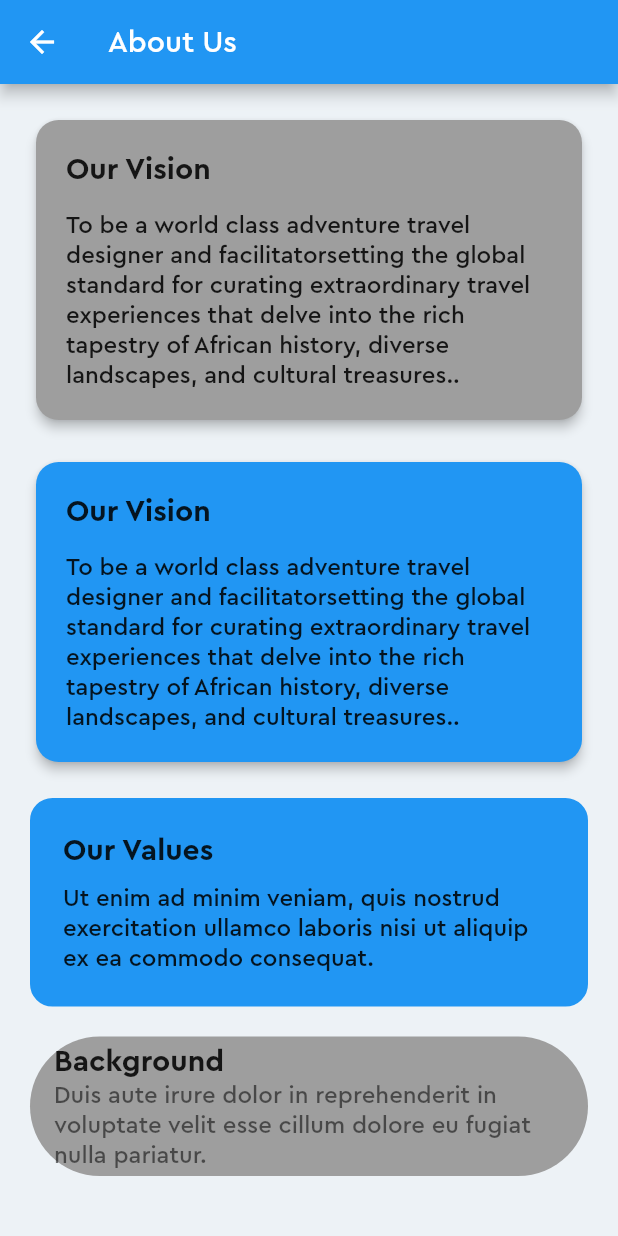
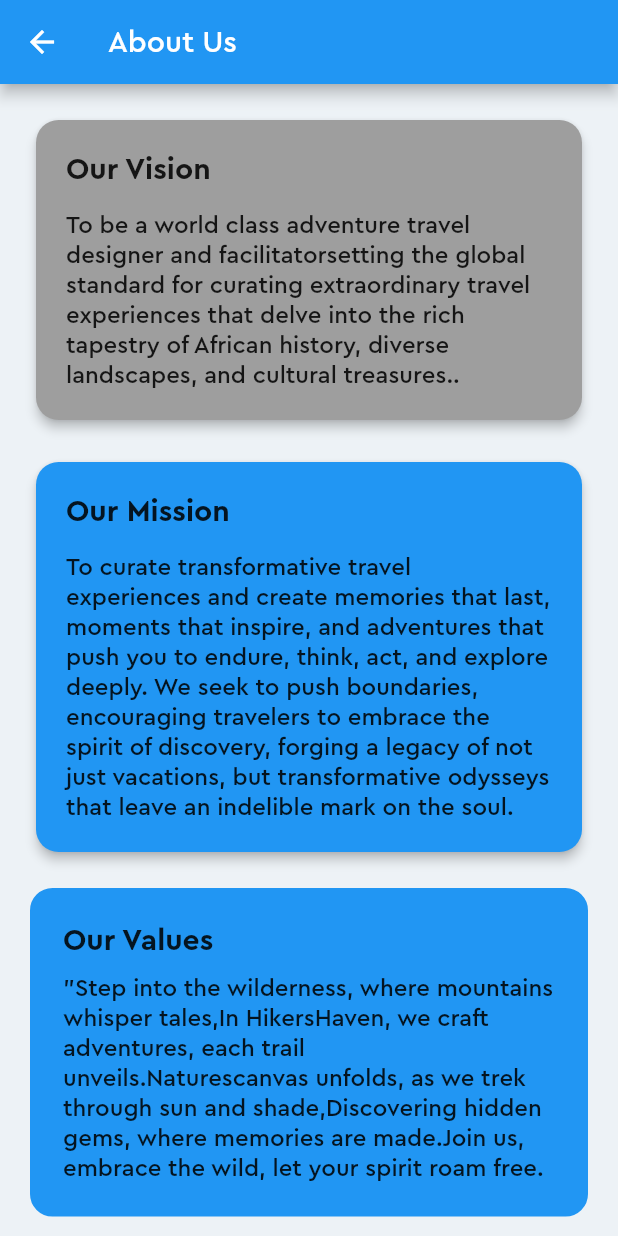
Before and after one commit to njogubless/HikersAfrique, a Flutter app: the AboutUsPage screen opened directly, on a phone screen of 412 x 824 dp. Run offline on Flutter 3.47's test engine with Material 2 defaults, Android fonts, the phone set to English and light mode, and no system bars; our stand-ins replace cloud_firestore, curved_navigation_bar, email_validator, firebase_auth, firebase_core, firebase_storage and 5 more; missing offline and left inert: dart:ffi; accounts and stored records are empty.

Commit message:
worked on the feedback module,modified the about and help pages

```diff
--- a/lib/main.dart
+++ b/lib/main.dart
@@ -1,4 +1,4 @@
-// ignore_for_file: prefer_const_constructors
+// ignore_for_file: prefer_const_constructors, unused_import
 
 import 'package:firebase_core/firebase_core.dart';
 import 'package:flutter/material.dart';
--- a/lib/screens/admin/partners.dart
+++ b/lib/screens/admin/partners.dart
@@ -1,6 +1,8 @@
 import 'package:flutter/material.dart';
 import 'package:hikersafrique/models/event.dart';
+// ignore: unused_import
 import 'package:hikersafrique/screens/home/homepages/feedback.dart';
+import 'package:hikersafrique/screens/home/homepages/feedback_list.dart';
 import 'package:hikersafrique/services/auth.dart';
 import 'package:hikersafrique/services/auth_notifier.dart';
 import 'package:hikersafrique/services/database.dart';
@@ -79,7 +81,7 @@ class PartnersPage extends StatelessWidget {
                     Navigator.push(
                         context,
                         MaterialPageRoute(
-                            builder: (context) => const FeedbackDialog()));
+                            builder: (context) => const FeedbackListScreen()));
                   }),
               Container(
                 height: 100,
@@ -198,6 +200,7 @@ class _PartnerConfirmationPageState extends State<PartnerConfirmationPage> {
   String _selectedPartnerType = 'Sponsor'; // Default partner type
   final TextEditingController _partnerNameController = TextEditingController();
 
+  // ignore: unused_field
   final GlobalKey<ScaffoldMessengerState> _scaffoldKey =
       GlobalKey<ScaffoldMessengerState>();
 
@@ -261,6 +264,7 @@ class _PartnerConfirmationPageState extends State<PartnerConfirmationPage> {
                     await FirebaseFirestore.instance
                         .collection('partnerships')
                         .add({
+                      'eventName':widget.event.eventName,
                       'eventId': widget.event.eventID,
                       'partnerName': _partnerNameController.text,
                       'partnerType': _selectedPartnerType,
--- a/lib/screens/event_manager/event_manager_home.dart
+++ b/lib/screens/event_manager/event_manager_home.dart
@@ -2,7 +2,9 @@ import 'package:flutter/material.dart';
 import 'package:hikersafrique/models/event.dart';
 import 'package:hikersafrique/screens/event_manager/add_event.dart';
 import 'package:hikersafrique/screens/event_manager/edit_event.dart';
+// ignore: unused_import
 import 'package:hikersafrique/screens/home/homepages/feedback.dart';
+import 'package:hikersafrique/screens/home/homepages/feedback_list.dart';
 import 'package:hikersafrique/services/auth.dart';
 import 'package:hikersafrique/services/auth_notifier.dart';
 import 'package:hikersafrique/services/database.dart';
@@ -85,7 +87,7 @@ class _EventManagerHomeState extends State<EventManagerHome> {
                     Navigator.push(
                         context,
                         MaterialPageRoute(
-                            builder: (context) => const FeedbackDialog()));
+                            builder: (context) => const FeedbackListScreen()));
                   }),
               Container(
                 height: 100,
--- a/lib/screens/finance transactions/payment_page.dart
+++ b/lib/screens/finance transactions/payment_page.dart
@@ -55,7 +55,9 @@ class _PaymentPageState extends State<PaymentPage> {
   final TextEditingController _ticketCountController = TextEditingController();
   final TextEditingController _costController = TextEditingController();
   final TextEditingController _mpesaCodeController = TextEditingController();
+  // ignore: unused_field
   final TextEditingController _clientNameController = TextEditingController();
+  // ignore: unused_field
   final TextEditingController _emailController = TextEditingController();
   final TextEditingController eventController = TextEditingController();
   final TextEditingController amountPaidController = TextEditingController();
--- a/lib/screens/finance_manager/finance_manager_home.dart
+++ b/lib/screens/finance_manager/finance_manager_home.dart
@@ -1,6 +1,8 @@
 import 'package:flutter/material.dart';
 import 'package:hikersafrique/screens/finance_manager/payment_model.dart';
+// ignore: unused_import
 import 'package:hikersafrique/screens/home/homepages/feedback.dart';
+import 'package:hikersafrique/screens/home/homepages/feedback_list.dart';
 import 'package:hikersafrique/services/auth.dart';
 import 'package:hikersafrique/services/auth_notifier.dart';
 import 'package:hikersafrique/services/database.dart';
@@ -78,7 +80,7 @@ class FinanceManagerHome extends StatelessWidget {
                   Navigator.push(
                       context,
                       MaterialPageRoute(
-                          builder: (context) => const FeedbackDialog()));
+                          builder: (context) => const FeedbackListScreen()));
                 },
               ),
               Container(
@@ -220,7 +222,7 @@ class _PaymentDetailsScreenState extends State<PaymentDetailsScreen> {
             title: 'Rejected Payments',
             payments: _rejectedPayments,
             isEmpty: _rejectedPayments.isEmpty,
-            actionButtonLabel: 'Reject',
+            actionButtonLabel: 'Approve',
             onActionButtonPressed: _approvePayment,
           ),
         ],
--- a/lib/screens/home/client_admin_redirect.dart
+++ b/lib/screens/home/client_admin_redirect.dart
@@ -41,10 +41,10 @@ class ClientAdminRedirect extends StatelessWidget {
         if (user?.role =='logistics'){
           return const LogisticsPage();
         }
-        if (user?.role =='driver'){
+        if (user?.role =='drivers'){
           return const DriversPage();
         }
-        if (user?.role =='guide'){
+        if (user?.role =='guides'){
           return const GuidesPage();
         }
         return const HomeScreen();
--- a/lib/screens/home/homepages/about.dart
+++ b/lib/screens/home/homepages/about.dart
@@ -21,20 +21,26 @@ class _AboutUsState extends State<AboutUsPage> {
           children: [
             CustomServiceCard(
               color: Colors.grey,
-              shape: RoundedRectangleBorder(borderRadius: BorderRadius.circular(15.0)),
+              shape: RoundedRectangleBorder(
+                  borderRadius: BorderRadius.circular(15.0)),
+              title: 'Our Vision',
+              content:
+                  'To be a world class adventure travel designer and facilitator'
+                  'setting the global standard for curating extraordinary travel experiences that delve into the rich tapestry of African history,'
+                  ' diverse landscapes, and cultural treasures..',
             ),
             const SizedBox(height: 20.0),
             CustomServiceCard(
               color: Colors.blue,
-              shape: RoundedRectangleBorder(borderRadius: BorderRadius.circular(15.0)),
+              shape: RoundedRectangleBorder(
+                  borderRadius: BorderRadius.circular(15.0)),
+              title: 'Our Mission',
+              content:
+                  'To curate transformative travel experiences and create memories that last, moments that inspire, and adventures that push you to endure, think, act, and explore deeply. We seek to push boundaries, encouraging travelers to embrace the spirit of discovery, forging a legacy of not just vacations, but transformative odysseys that leave an indelible mark on the soul.',
             ),
             const SizedBox(height: 20.0),
             const CustomMessageBox(
               color: Colors.blue,
-            ),
-            const SizedBox(height: 20.0),
-            const CustomCircularCard(
-              color: Colors.grey,
             ),
           ],
         ),
@@ -46,11 +52,15 @@ class _AboutUsState extends State<AboutUsPage> {
 class CustomServiceCard extends StatelessWidget {
   final Color color;
   final ShapeBorder shape;
+  final String title;
+  final String content;
 
   const CustomServiceCard({
     Key? key,
     required this.color,
     required this.shape,
+    required this.title,
+    required this.content,
   }) : super(key: key);
 
   @override
@@ -59,24 +69,22 @@ class CustomServiceCard extends StatelessWidget {
       elevation: 3.0,
       shape: shape,
       color: color,
-      child: const Padding(
-        padding: EdgeInsets.all(20.0),
+      child: Padding(
+        padding: const EdgeInsets.all(20.0),
         child: Column(
           crossAxisAlignment: CrossAxisAlignment.start,
           children: [
             Text(
-              'Our Vision',
-              style: TextStyle(
+              title,
+              style: const TextStyle(
                 fontSize: 20.0,
                 fontWeight: FontWeight.bold,
               ),
             ),
-            SizedBox(height: 15.0),
+            const SizedBox(height: 15.0),
             Text(
-              'To be a world class adventure travel designer and facilitator'
-              'setting the global standard for curating extraordinary travel experiences that delve into the rich tapestry of African history,'
-              ' diverse landscapes, and cultural treasures..',
-              style: TextStyle(fontSize: 16.0),
+              content,
+              style: const TextStyle(fontSize: 16.0),
             ),
           ],
         ),
@@ -114,7 +122,15 @@ class CustomMessageBox extends StatelessWidget {
           ),
           SizedBox(height: 10.0),
           Text(
-            'Ut enim ad minim veniam, quis nostrud exercitation ullamco laboris nisi ut aliquip ex ea commodo consequat.',
+            '"Step into the wilderness, where mountains whisper tales,'
+            'In Hiker'
+            's'
+            'Haven, we craft adventures, each trail unveils.'
+            'Nature'
+            's'
+            'canvas unfolds, as we trek through sun and shade,'
+            'Discovering hidden gems, where memories are made.'
+            'Join us, embrace the wild, let your spirit roam free.',
             style: TextStyle(fontSize: 16.0),
           ),
         ],
@@ -122,35 +138,3 @@ class CustomMessageBox extends StatelessWidget {
     );
   }
 }
-
-class CustomCircularCard extends StatelessWidget {
-  final Color color;
-
-  const CustomCircularCard({
-    Key? key,
-    required this.color,
-  }) : super(key: key);
-
-  @override
-  Widget build(BuildContext context) {
-    return Container(
-      decoration: BoxDecoration(
-        color: color,
-        borderRadius: BorderRadius.circular(150.0),
-      ),
-      child: const ListTile(
-        title: Text(
-          'Background',
-          style: TextStyle(
-            fontSize: 20.0,
-            fontWeight: FontWeight.bold,
-          ),
-        ),
-        subtitle: Text(
-          'Duis aute irure dolor in reprehenderit in voluptate velit esse cillum dolore eu fugiat nulla pariatur.',
-          style: TextStyle(fontSize: 16.0),
-        ),
-      ),
-    );
-  }
-}
--- a/lib/screens/home/homepages/help.dart
+++ b/lib/screens/home/homepages/help.dart
@@ -1,12 +1,22 @@
 import 'package:flutter/material.dart';
 import 'package:hikersafrique/services/auth_notifier.dart';
 import 'package:provider/provider.dart';
+import 'package:url_launcher/url_launcher.dart';
 
 class HelpPage extends StatelessWidget {
   const HelpPage({Key? key}) : super(key: key);
+  Future<void> launchlink(String link) async {
+    try {
+      await launchUrl(Uri.parse(link), mode: LaunchMode.externalApplication);
+    } catch (error) {
+      // ignore: avoid_print
+      print(error);
+    }
+  }
 
   @override
   Widget build(BuildContext context) {
+    // ignore: unused_local_variable
     final user = Provider.of<AuthNotifier>(context).user!;
 
     return Scaffold(
@@ -14,7 +24,7 @@ class HelpPage extends StatelessWidget {
         iconTheme: const IconThemeData(color: Colors.grey),
         centerTitle: true,
         title: const Text(
-          "HELP PAGE",
+          "HELP CENTRE",
           style: TextStyle(
             color: Colors.black,
           ),
@@ -41,7 +51,7 @@ class HelpPage extends StatelessWidget {
             ),
             const SizedBox(height: 20),
             const Text(
-              '1. Profile Setup:',
+              '1. How to book for an Event:',
               style: TextStyle(
                 fontSize: 18,
                 fontWeight: FontWeight.bold,
@@ -49,13 +59,17 @@ class HelpPage extends StatelessWidget {
             ),
             const SizedBox(height: 10),
             const Text(
-              'To get started, navigate to the Profile tab and complete your profile setup. '
-              'This includes adding your name, email, and a profile picture.',
+              'To book for an event, please follow these steps:\n\n'
+              '1. Log in to your account,\n'
+              '2. Select an event,\n'
+              '3. Book the event,\n'
+              '4. Pay for the event by inputting your M-Pesa code,\n'
+              '5. Download your ticket',
               style: TextStyle(fontSize: 16),
             ),
             const SizedBox(height: 20),
             const Text(
-              '2. Explore Places:',
+              '2. How to send Feedback:',
               style: TextStyle(
                 fontSize: 18,
                 fontWeight: FontWeight.bold,
@@ -63,13 +77,16 @@ class HelpPage extends StatelessWidget {
             ),
             const SizedBox(height: 10),
             const Text(
-              'Discover exciting hiking destinations by tapping on the Explore tab. '
-              'View details of each place, such as location, difficulty level, and user reviews.',
+            'Getting to have your feedack is important for us and this is how you can  do it:\n\n'
+  '1.Log in to your account,\n'
+  '2.You can navigate to the sidemenu on the topleft of the app-screen,\n'
+  '3.Select feedback and write or after paying for an event,\n'
+  '4.click the finish button and you can chose to provide feedback, \n',
               style: TextStyle(fontSize: 16),
             ),
             const SizedBox(height: 20),
             const Text(
-              '3. Plan Your Trip:',
+              '3. How to know more about us',
               style: TextStyle(
                 fontSize: 18,
                 fontWeight: FontWeight.bold,
@@ -77,8 +94,10 @@ class HelpPage extends StatelessWidget {
             ),
             const SizedBox(height: 10),
             const Text(
-              'Use the Trip Planner feature to create your custom hiking itinerary. '
-              'Add checkpoints, set reminders, and share your plan with friends.',
+              'To know moe about us,please follow these steps:\n\n'
+  '1.Log in to your account,\n'
+  '2.You can navigate to the sidemenu on the topleft of the app-screen,\n'
+  '3. Select the "About Us !!" and read all about this company,\n',
               style: TextStyle(fontSize: 16),
             ),
             const SizedBox(height: 20),
@@ -91,16 +110,13 @@ class HelpPage extends StatelessWidget {
             ),
             const SizedBox(height: 10),
             const Text(
-              'If you encounter any issues or have questions, feel free to send us a message '
-              'using the form below. We are here to assist you!',
+              'If you encounter any issues or have questions, feel free to send us an email',
               style: TextStyle(fontSize: 16),
             ),
             const SizedBox(height: 20),
             ElevatedButton(
-              onPressed: () {
-                // Add functionality to contact support or send a message
-                // This could navigate to a form similar to the one you had
-                // Or open a chat dialog, etc.
+              onPressed: (){
+                launchlink('https://www.hikersafrique.com/more/contact-info');
               },
               style: ElevatedButton.styleFrom(
                 backgroundColor: Colors.black,
```
Also changed, not shown: lib/screens/admin/driver.dart (+52 -19 lines), lib/screens/admin/guide.dart (+78 -4 lines), lib/screens/admin/logistics.dart (+40 -45 lines), lib/screens/authenticate/register.dart (+15 -1 lines), lib/screens/home/homepages/feedback_list.dart (added, +73 -0 lines).
